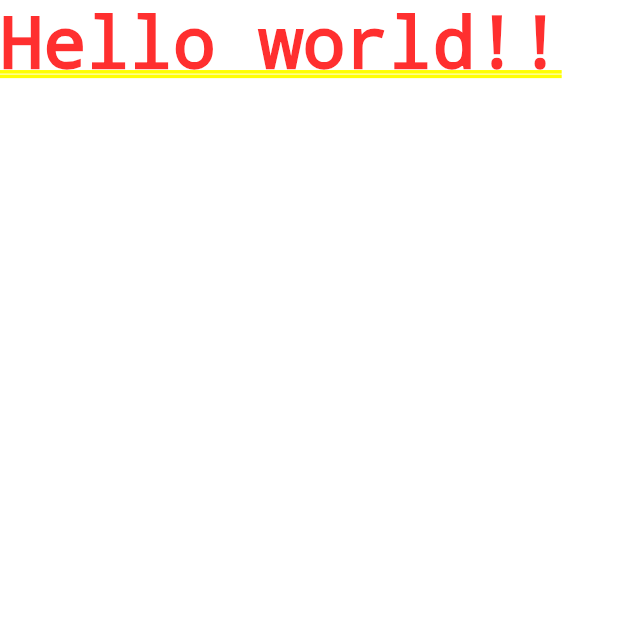
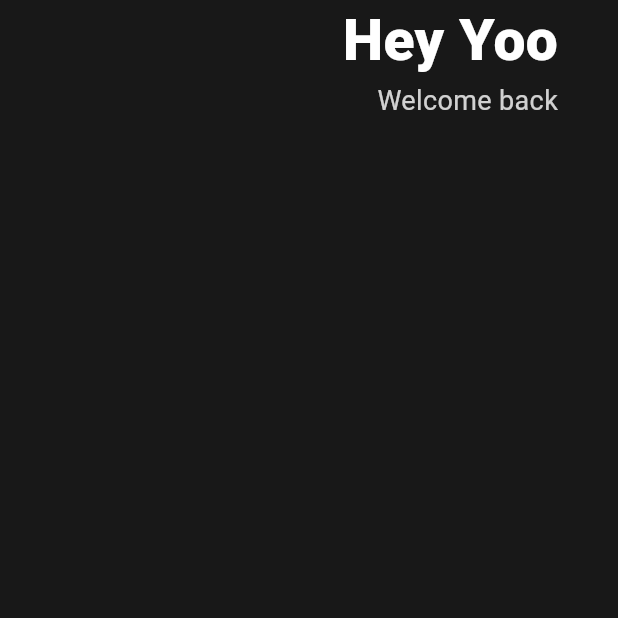
Before and after one commit to edel1212/flutterStudy, a Flutter app: the screen it shows after launch, on a phone screen of 412 x 824 dp, the top half of it. Run offline on Flutter 3.47's test engine with Material 3 defaults, Android fonts, the phone set to English and light mode, and no system bars.

Commit message:
Header UI 구현

```diff
--- a/toonflix/lib/main.dart
+++ b/toonflix/lib/main.dart
@@ -15,8 +15,48 @@ class App extends StatelessWidget {
      *
      * Flutter 자체가 Google에서 만들었기에 Material가 좀 더 최적화된 디자인이 많다
      */
-    return const MaterialApp(
-      home: Text('Hello world!!'),
-    );
+    return MaterialApp(
+        /**
+       * 👉 일반 적인 UI 구성은 Scaffold 구조로 되어있기에 FLutter에서도
+       *    Scaffold Class가 있다! 사용해주자
+       */
+        home: Scaffold(
+      backgroundColor: Color(0xFF181818),
+      // 패딩 적용
+      body: Padding(
+          // 패딩 적용 방식
+          padding: const EdgeInsets.symmetric(horizontal: 40),
+          child: Column(
+            children: [
+              Row(
+                // 👉 해당 내부 요소 정렬 기준 - 수평 기준
+                mainAxisAlignment: MainAxisAlignment.end,
+                children: [
+                  Column(
+                    // 👉 해당 내부 요소 정렬 기준 - 수직 기준
+                    crossAxisAlignment: CrossAxisAlignment.end,
+                    children: [
+                      const Text(
+                        "Hey Yoo",
+                        style: TextStyle(
+                          color: Colors.white,
+                          fontSize: 38,
+                          fontWeight: FontWeight.w800,
+                        ),
+                      ),
+                      Text(
+                        "Welcome back",
+                        style: TextStyle(
+                          color: Colors.white.withOpacity(0.8),
+                          fontSize: 18,
+                        ),
+                      )
+                    ],
+                  )
+                ],
+              )
+            ],
+          )),
+    ));
   }
 }
```
